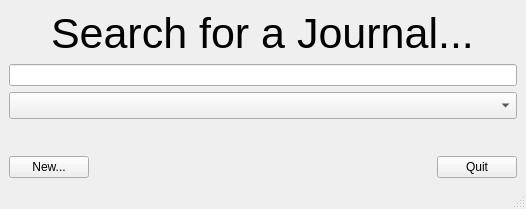
Qt form Books20/Tools/bookentry/designer/ui_JournalSearch.ui (JimFowler/books) before a commit.
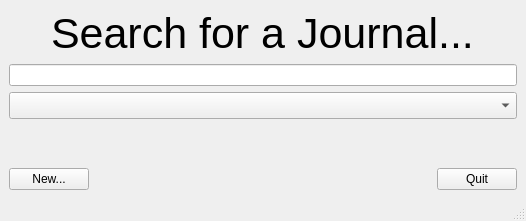
The same form after that commit.

Diff of the .ui file:
```diff
--- a/Books20/Tools/bookentry/designer/ui_JournalSearch.ui
+++ b/Books20/Tools/bookentry/designer/ui_JournalSearch.ui
@@ -7,7 +7,7 @@
     <x>0</x>
     <y>0</y>
     <width>526</width>
-    <height>209</height>
+    <height>221</height>
    </rect>
   </property>
   <property name="windowTitle">
```
Left out of the diff: 4 changed lines with no effect on the pictures.
